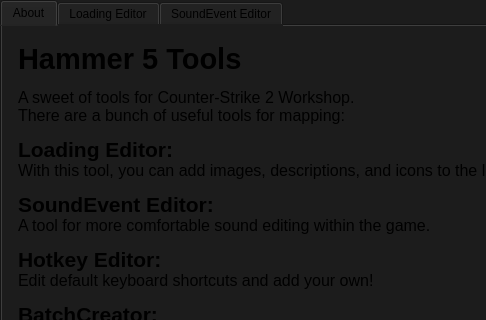
dertwist/Hammer5Tools, file documentation/documentation_dialog.ui: the form before one commit; both pictures show x 0 to 486 and y 0 to 320 of the 1122 by 770 pixel window.
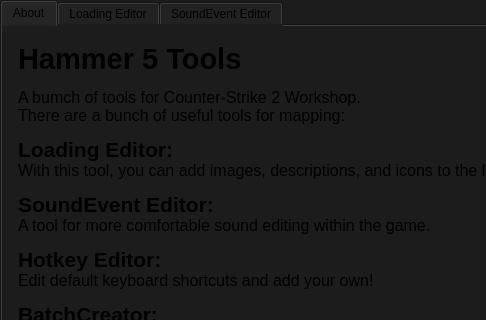
The form after the commit. Icons and pictures are not drawn.

```diff
--- a/documentation/documentation_dialog.ui
+++ b/documentation/documentation_dialog.ui
@@ -87,7 +87,7 @@
 li.checked::marker { content: &quot;\2612&quot;; }
 &lt;/style&gt;&lt;/head&gt;&lt;body style=&quot; font-family:'Segoe UI'; font-size:9pt; font-weight:400; font-style:normal;&quot;&gt;
 &lt;p style=&quot; margin-top:12px; margin-bottom:12px; margin-left:0px; margin-right:0px; -qt-block-indent:0; text-indent:0px;&quot;&gt;&lt;span style=&quot; font-size:22pt; font-weight:700;&quot;&gt;Hammer 5 Tools&lt;/span&gt;&lt;/p&gt;
-&lt;p style=&quot; margin-top:12px; margin-bottom:12px; margin-left:0px; margin-right:0px; -qt-block-indent:0; text-indent:0px;&quot;&gt;&lt;span style=&quot; font-size:12pt;&quot;&gt;A sweet of tools for Counter-Strike 2 Workshop.&lt;br /&gt;There are a bunch of useful tools for mapping:&lt;/span&gt;&lt;/p&gt;
+&lt;p style=&quot; margin-top:12px; margin-bottom:12px; margin-left:0px; margin-right:0px; -qt-block-indent:0; text-indent:0px;&quot;&gt;&lt;span style=&quot; font-size:12pt;&quot;&gt;A bumch of tools for Counter-Strike 2 Workshop.&lt;br /&gt;There are a bunch of useful tools for mapping:&lt;/span&gt;&lt;/p&gt;
 &lt;p style=&quot; margin-top:12px; margin-bottom:12px; margin-left:0px; margin-right:0px; -qt-block-indent:0; text-indent:0px;&quot;&gt;&lt;span style=&quot; font-size:16pt; font-weight:700;&quot;&gt;Loading Editor:&lt;/span&gt;&lt;span style=&quot; font-size:12pt;&quot;&gt;&lt;br /&gt;With this tool, you can add images, descriptions, and icons to the loading screen.&lt;/span&gt;&lt;/p&gt;
 &lt;p style=&quot; margin-top:12px; margin-bottom:12px; margin-left:0px; margin-right:0px; -qt-block-indent:0; text-indent:0px;&quot;&gt;&lt;span style=&quot; font-size:16pt; font-weight:700;&quot;&gt;SoundEvent Editor:&lt;/span&gt;&lt;span style=&quot; font-size:12pt;&quot;&gt;&lt;br /&gt;A tool for more comfortable sound editing within the game.&lt;/span&gt;&lt;/p&gt;
 &lt;p style=&quot; margin-top:12px; margin-bottom:12px; margin-left:0px; margin-right:0px; -qt-block-indent:0; text-indent:0px;&quot;&gt;&lt;span style=&quot; font-size:16pt; font-weight:700;&quot;&gt;Hotkey Editor:&lt;/span&gt;&lt;span style=&quot; font-size:12pt;&quot;&gt;&lt;br /&gt;Edit default keyboard shortcuts and add your own!&lt;/span&gt;&lt;/p&gt;
```
